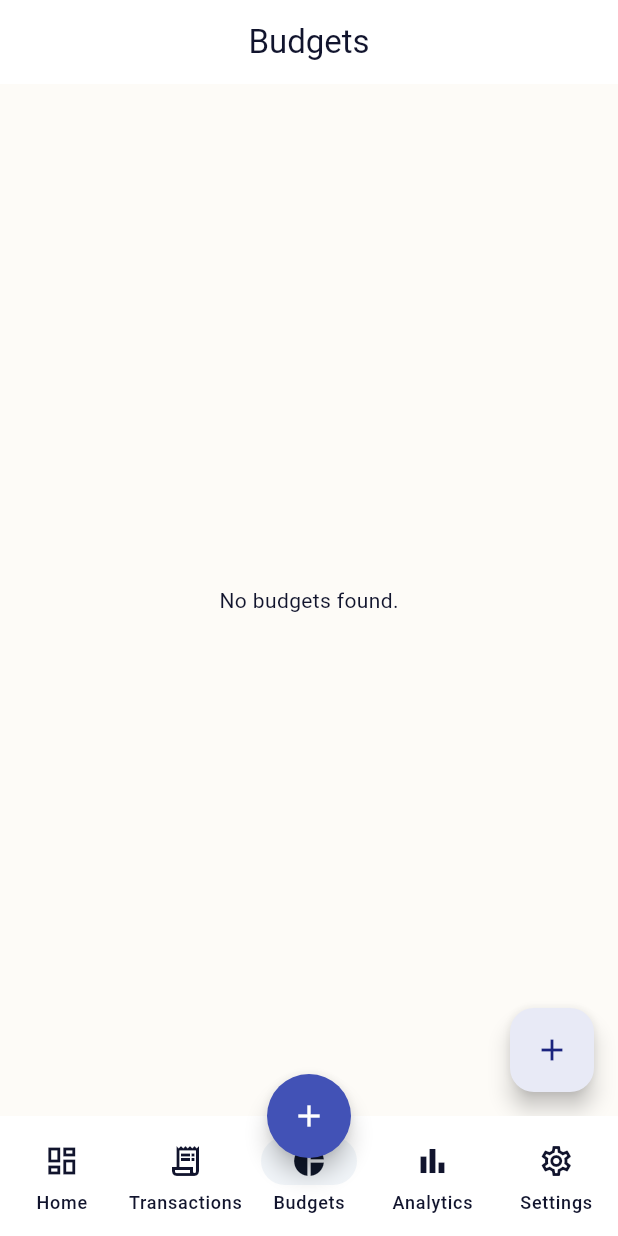
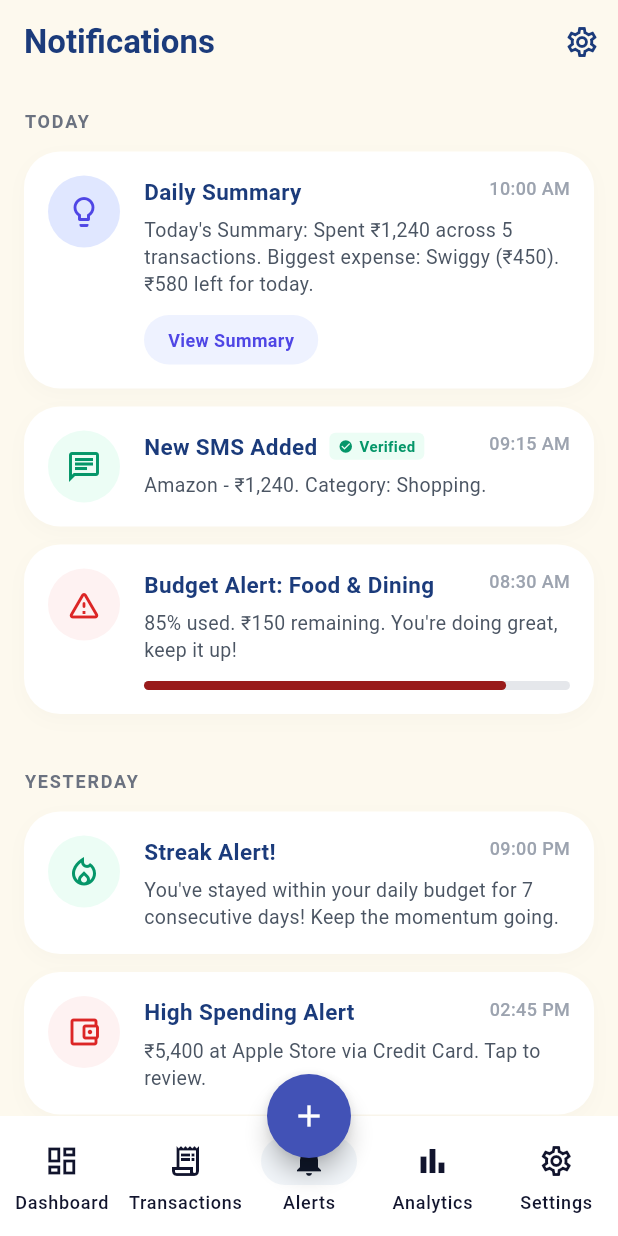
Before and after one commit to Yashwant-Rangrej/Montra, a Flutter app: the screen it shows after launch, item 3 of the bottom bar chosen, on a phone screen of 412 x 824 dp. Run offline on Flutter 3.47's test engine with Material 3 defaults, Android fonts, the phone set to English and light mode, and no system bars; our stand-ins replace drift, fl_chart, flutter_local_notifications, flutter_riverpod, flutter_secure_storage, go_router and 3 more; missing offline and left inert: telephony; accounts and stored records are empty; generated files the repository leaves out were written again.

Commit message:
feat: add analytics dashboard, notification settings, and navigation routing structure

```diff
--- a/montra/lib/src/core/routing/app_router.dart
+++ b/montra/lib/src/core/routing/app_router.dart
@@ -9,6 +9,8 @@ import '../../presentation/transactions/transactions_screen.dart';
 import '../../presentation/budgets/budgets_screen.dart';
 import '../../presentation/analytics/analytics_screen.dart';
 import '../../presentation/settings/settings_screen.dart';
+import '../../presentation/notifications/notifications_screen.dart';
+import '../../presentation/notifications/notification_settings_screen.dart';
 import '../../presentation/main_scaffold.dart';
 import '../../presentation/transactions/add_transaction_screen.dart';
 import '../../presentation/accounts/accounts_screen.dart';
@@ -65,10 +67,19 @@ final appRouterProvider = Provider<GoRouter>((ref) {
           builder: (context, state) => const AnalyticsScreen(),
         ),
         GoRoute(
+          path: '/notifications',
+          builder: (context, state) => const NotificationsScreen(),
+        ),
+        GoRoute(
           path: '/settings',
           builder: (context, state) => const SettingsScreen(),
         ),
       ],
+    ),
+    GoRoute(
+      path: '/notification-settings',
+      parentNavigatorKey: _rootNavigatorKey,
+      builder: (context, state) => const NotificationSettingsScreen(),
     ),
     GoRoute(
       path: '/add-transaction',
--- a/montra/lib/src/presentation/main_scaffold.dart
+++ b/montra/lib/src/presentation/main_scaffold.dart
@@ -14,9 +14,9 @@ class MainScaffold extends StatelessWidget {
         selectedIndex: _calculateSelectedIndex(context),
         onDestinationSelected: (int index) => _onItemTapped(index, context),
         destinations: const [
-          NavigationDestination(icon: Icon(Icons.dashboard_outlined), selectedIcon: Icon(Icons.dashboard), label: 'Home'),
+          NavigationDestination(icon: Icon(Icons.dashboard_outlined), selectedIcon: Icon(Icons.dashboard), label: 'Dashboard'),
           NavigationDestination(icon: Icon(Icons.receipt_long_outlined), selectedIcon: Icon(Icons.receipt_long), label: 'Transactions'),
-          NavigationDestination(icon: Icon(Icons.pie_chart_outline), selectedIcon: Icon(Icons.pie_chart), label: 'Budgets'),
+          NavigationDestination(icon: Icon(Icons.notifications_outlined), selectedIcon: Icon(Icons.notifications), label: 'Alerts'),
           NavigationDestination(icon: Icon(Icons.bar_chart_outlined), selectedIcon: Icon(Icons.bar_chart), label: 'Analytics'),
           NavigationDestination(icon: Icon(Icons.settings_outlined), selectedIcon: Icon(Icons.settings), label: 'Settings'),
         ],
@@ -37,7 +37,7 @@ class MainScaffold extends StatelessWidget {
     if (location.startsWith('/transactions')) {
       return 1;
     }
-    if (location.startsWith('/budgets')) {
+    if (location.startsWith('/notifications')) {
       return 2;
     }
     if (location.startsWith('/analytics')) {
@@ -58,7 +58,7 @@ class MainScaffold extends StatelessWidget {
         GoRouter.of(context).go('/transactions');
         break;
       case 2:
-        GoRouter.of(context).go('/budgets');
+        GoRouter.of(context).go('/notifications');
         break;
       case 3:
         GoRouter.of(context).go('/analytics');
--- /dev/null
+++ b/montra/lib/src/presentation/notifications/notifications_screen.dart
@@ -0,0 +1,259 @@
+import 'package:flutter/material.dart';
+import 'package:go_router/go_router.dart';
+
+class NotificationsScreen extends StatelessWidget {
+  const NotificationsScreen({super.key});
+
+  @override
+  Widget build(BuildContext context) {
+    const bgColor = Color(0xFFFDF9EE);
+    const textColor = Color(0xFF1B3B7B);
+    const subTextColor = Color(0xFF6B7280);
+
+    return Scaffold(
+      backgroundColor: bgColor,
+      appBar: AppBar(
+        backgroundColor: bgColor,
+        elevation: 0,
+        scrolledUnderElevation: 0,
+        centerTitle: false,
+        title: const Text(
+          'Notifications',
+          style: TextStyle(
+            color: textColor,
+            fontWeight: FontWeight.bold,
+          ),
+        ),
+        actions: [
+          IconButton(
+            icon: const Icon(Icons.settings_outlined, color: textColor),
+            onPressed: () {
+              context.push('/notification-settings');
+            },
+          ),
+        ],
+      ),
+      body: ListView(
+        padding: const EdgeInsets.symmetric(horizontal: 16.0),
+        children: [
+          const SizedBox(height: 16),
+          _buildSectionHeader('TODAY'),
+          const SizedBox(height: 12),
+          _buildNotificationCard(
+            icon: Icons.lightbulb_outline,
+            iconBgColor: const Color(0xFFE0E7FF),
+            iconColor: const Color(0xFF4F46E5),
+            title: 'Daily Summary',
+            time: '10:00 AM',
+            description: 'Today\'s Summary: Spent ₹1,240 across 5 transactions. Biggest expense: Swiggy (₹450). ₹580 left for today.',
+            actionButtonText: 'View Summary',
+          ),
+          _buildNotificationCard(
+            icon: Icons.chat_outlined,
+            iconBgColor: const Color(0xFFECFDF5),
+            iconColor: const Color(0xFF059669),
+            title: 'New SMS Added',
+            time: '09:15 AM',
+            description: 'Amazon - ₹1,240. Category: Shopping.',
+            isVerified: true,
+          ),
+          _buildNotificationCard(
+            icon: Icons.warning_amber_rounded,
+            iconBgColor: const Color(0xFFFEF2F2),
+            iconColor: const Color(0xFFDC2626),
+            title: 'Budget Alert: Food & Dining',
+            time: '08:30 AM',
+            description: '85% used. ₹150 remaining. You\'re doing great, keep it up!',
+            progressValue: 0.85,
+          ),
+          const SizedBox(height: 24),
+          _buildSectionHeader('YESTERDAY'),
+          const SizedBox(height: 12),
+          _buildNotificationCard(
+            icon: Icons.local_fire_department_outlined,
+            iconBgColor: const Color(0xFFECFDF5),
+            iconColor: const Color(0xFF059669),
+            title: 'Streak Alert!',
+            time: '09:00 PM',
+            description: 'You\'ve stayed within your daily budget for 7 consecutive days! Keep the momentum going.',
+          ),
+          _buildNotificationCard(
+            icon: Icons.account_balance_wallet_outlined,
+            iconBgColor: const Color(0xFFFEF2F2),
+            iconColor: const Color(0xFFDC2626),
+            title: 'High Spending Alert',
+            time: '02:45 PM',
+            description: '₹5,400 at Apple Store via Credit Card. Tap to review.',
+          ),
+          const SizedBox(height: 24),
+          _buildSectionHeader('EARLIER THIS WEEK'),
+          const SizedBox(height: 12),
+          _buildNotificationCard(
+            icon: Icons.calendar_view_week_outlined,
+            iconBgColor: const Color(0xFFE0E7FF),
+            iconColor: const Color(0xFF4F46E5),
+            title: 'Weekly Wrap-up',
+            time: 'Mon',
+            description: '₹8,450 spent (12% less than last week). Top category: Transport. Biggest merchant: Uber.',
+          ),
+          _buildNotificationCard(
+            icon: Icons.cloud_upload_outlined,
+            iconBgColor: const Color(0xFFF3F4F6),
+            iconColor: const Color(0xFF4B5563),
+            title: 'Secure Your Data',
+            time: 'Sun',
+            description: 'It\'s been 7 days since your last backup. Keep your financial history safe.',
+          ),
+          const SizedBox(height: 40),
+        ],
+      ),
+    );
+  }
+
+  Widget _buildSectionHeader(String title) {
+    return Text(
+      title,
+      style: const TextStyle(
+        color: Color(0xFF6B7280),
+        fontSize: 12,
+        fontWeight: FontWeight.bold,
+        letterSpacing: 1.2,
+      ),
+    );
+  }
+
+  Widget _buildNotificationCard({
+    required IconData icon,
+    required Color iconBgColor,
+    required Color iconColor,
+    required String title,
+    required String time,
+    required String description,
+    String? actionButtonText,
+    bool isVerified = false,
+    double? progressValue,
+  }) {
+    const textColor = Color(0xFF1B3B7B);
+    const subTextColor = Color(0xFF4B5563);
+
+    return Container(
+      margin: const EdgeInsets.only(bottom: 12),
+      padding: const EdgeInsets.all(16),
+      decoration: BoxDecoration(
+        color: Colors.white,
+        borderRadius: BorderRadius.circular(24),
+        boxShadow: [
+          BoxShadow(
+            color: Colors.black.withOpacity(0.02),
+            blurRadius: 10,
+            offset: const Offset(0, 4),
+          ),
+        ],
+      ),
+      child: Row(
+        crossAxisAlignment: CrossAxisAlignment.start,
+        children: [
+          CircleAvatar(
+            backgroundColor: iconBgColor,
+            radius: 24,
+            child: Icon(icon, color: iconColor, size: 24),
+          ),
+          const SizedBox(width: 16),
+          Expanded(
+            child: Column(
+              crossAxisAlignment: CrossAxisAlignment.start,
+              children: [
+                Row(
+                  mainAxisAlignment: MainAxisAlignment.spaceBetween,
+                  crossAxisAlignment: CrossAxisAlignment.start,
+                  children: [
+                    Expanded(
+                      child: Row(
+                        children: [
+                          Flexible(
+                            child: Text(
+                              title,
+                              style: const TextStyle(
+                                color: textColor,
+                                fontWeight: FontWeight.w700,
+                                fontSize: 15,
+                              ),
+                            ),
+                          ),
+                          if (isVerified) ...[
+                            const SizedBox(width: 8),
+                            Container(
+                              padding: const EdgeInsets.symmetric(horizontal: 6, vertical: 2),
+                              decoration: BoxDecoration(
+                                color: const Color(0xFFECFDF5),
+                                borderRadius: BorderRadius.circular(4),
+                              ),
+                              child: Row(
+                                mainAxisSize: MainAxisSize.min,
+                                children: [
+                                  const Icon(Icons.check_circle, size: 10, color: Color(0xFF059669)),
+                                  const SizedBox(width: 4),
+                                  const Text('Verified', style: TextStyle(color: Color(0xFF059669), fontSize: 10, fontWeight: FontWeight.bold)),
+                                ],
+                              ),
+                            ),
+                          ],
+                        ],
+                      ),
+                    ),
+                    const SizedBox(width: 8),
+                    Text(
+                      time,
+                      style: const TextStyle(
+                        color: Color(0xFF9CA3AF),
+                        fontSize: 12,
+                        fontWeight: FontWeight.w500,
+                      ),
+                    ),
+                  ],
+                ),
+                const SizedBox(height: 6),
+                Text(
+                  description,
+                  style: const TextStyle(
+                    color: subTextColor,
+                    fontSize: 13,
+                    height: 1.4,
+                  ),
+                ),
+                if (progressValue != null) ...[
+                  const SizedBox(height: 12),
+                  LinearProgressIndicator(
+                    value: progressValue,
+                    backgroundColor: const Color(0xFFE5E7EB),
+                    color: const Color(0xFF991B1B), // Dark red for budget alert
+                    minHeight: 6,
+                    borderRadius: BorderRadius.circular(4),
+                  ),
+                ],
+                if (actionButtonText != null) ...[
+                  const SizedBox(height: 12),
+                  Container(
+                    padding: const EdgeInsets.symmetric(horizontal: 16, vertical: 8),
+                    decoration: BoxDecoration(
+                      color: const Color(0xFFEEF2FF), // Light indigo
+                      borderRadius: BorderRadius.circular(20),
+                    ),
+                    child: Text(
+                      actionButtonText,
+                      style: const TextStyle(
+                        color: Color(0xFF4F46E5), // Indigo
+                        fontSize: 12,
+                        fontWeight: FontWeight.w600,
+                      ),
+                    ),
+                  ),
+                ],
+              ],
+            ),
+          ),
+        ],
+      ),
+    );
+  }
+}
```
Also changed, not shown: montra/lib/src/presentation/analytics/analytics_screen.dart (+90 -1 lines), montra/lib/src/presentation/notifications/notification_settings_screen.dart (added, +230 -0 lines), montra/lib/src/providers/transactions_provider.dart (+40 -0 lines).
